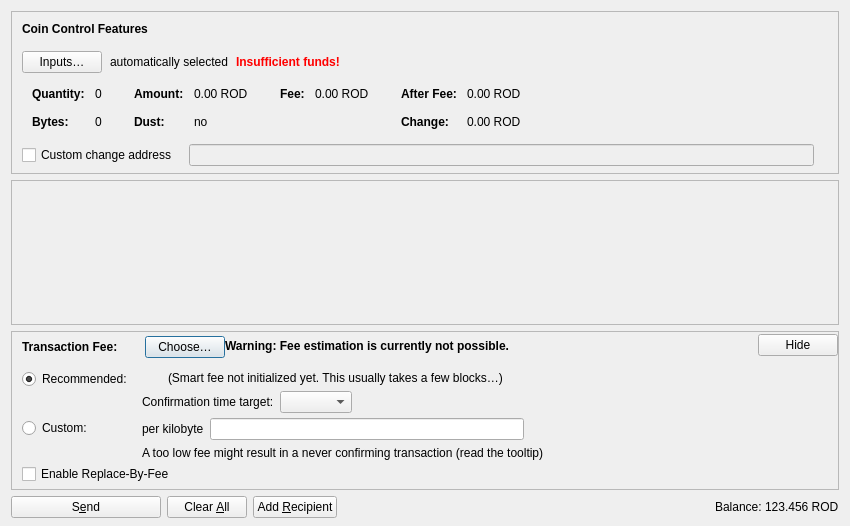
The window that chain/src/qt/forms/sendcoinsdialog.ui (TheBloodStone/bloodstone) describes before a commit, drawn with Qt 5.
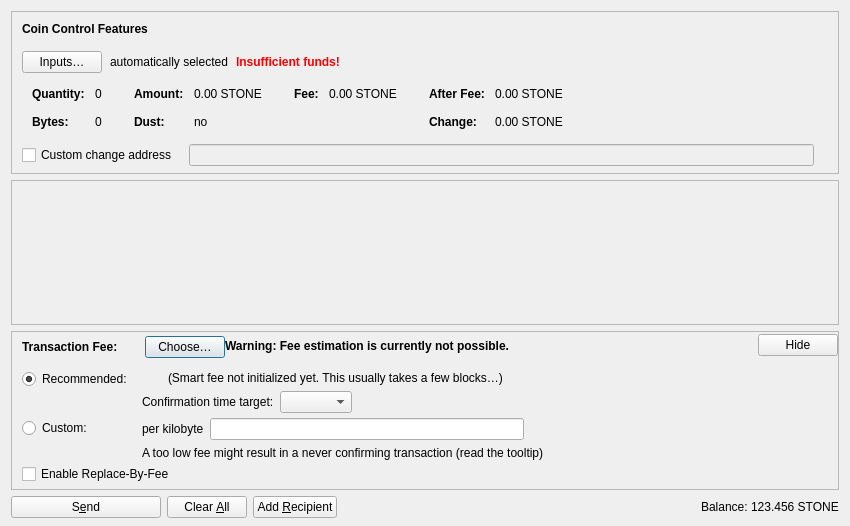
The same window after the commit. Icons and pictures are not drawn. Custom widgets are drawn as their Qt base class.

Diff of the .ui file:
```diff
--- a/chain/src/qt/forms/sendcoinsdialog.ui
+++ b/chain/src/qt/forms/sendcoinsdialog.ui
@@ -324,7 +324,7 @@
                   <enum>Qt::ActionsContextMenu</enum>
                  </property>
                  <property name="text">
-                  <string notr="true">0.00 ROD</string>
+                  <string notr="true">0.00 STONE</string>
                  </property>
                  <property name="textInteractionFlags">
                   <set>Qt::LinksAccessibleByMouse|Qt::TextSelectableByKeyboard|Qt::TextSelectableByMouse</set>
@@ -404,7 +404,7 @@
                   <enum>Qt::ActionsContextMenu</enum>
                  </property>
                  <property name="text">
-                  <string notr="true">0.00 ROD</string>
+                  <string notr="true">0.00 STONE</string>
                  </property>
                  <property name="textInteractionFlags">
                   <set>Qt::LinksAccessibleByMouse|Qt::TextSelectableByKeyboard|Qt::TextSelectableByMouse</set>
@@ -455,7 +455,7 @@
                   <enum>Qt::ActionsContextMenu</enum>
                  </property>
                  <property name="text">
-                  <string notr="true">0.00 ROD</string>
+                  <string notr="true">0.00 STONE</string>
                  </property>
                  <property name="textInteractionFlags">
                   <set>Qt::LinksAccessibleByMouse|Qt::TextSelectableByKeyboard|Qt::TextSelectableByMouse</set>
@@ -484,7 +484,7 @@
                   <enum>Qt::ActionsContextMenu</enum>
                  </property>
                  <property name="text">
-                  <string notr="true">0.00 ROD</string>
+                  <string notr="true">0.00 STONE</string>
                  </property>
                  <property name="textInteractionFlags">
                   <set>Qt::LinksAccessibleByMouse|Qt::TextSelectableByKeyboard|Qt::TextSelectableByMouse</set>
@@ -1214,7 +1214,7 @@
           <cursorShape>IBeamCursor</cursorShape>
          </property>
          <property name="text">
-          <string notr="true">123.456 ROD</string>
+          <string notr="true">123.456 STONE</string>
          </property>
          <property name="textInteractionFlags">
           <set>Qt::LinksAccessibleByMouse|Qt::TextSelectableByKeyboard|Qt::TextSelectableByMouse</set>
```
